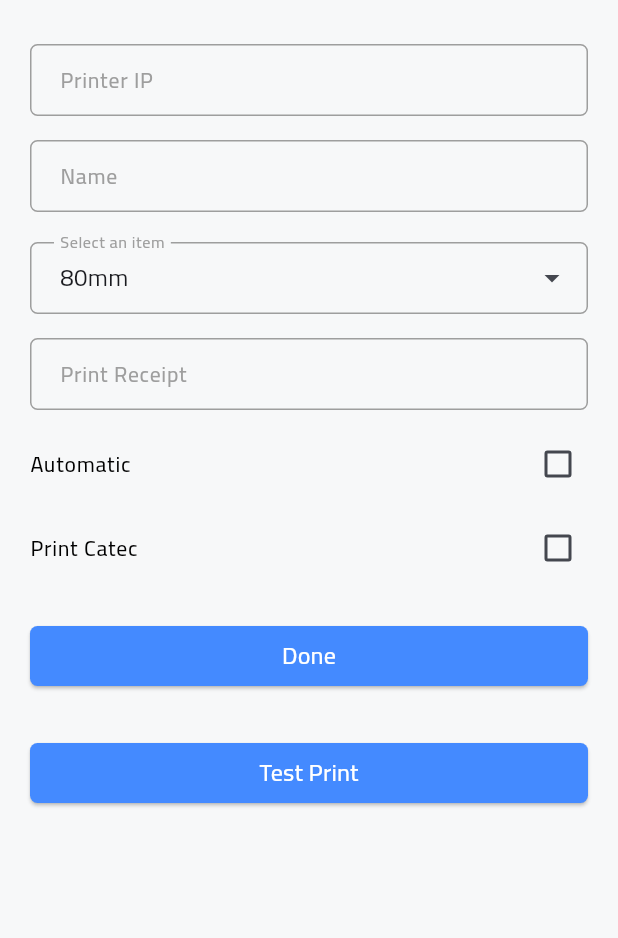
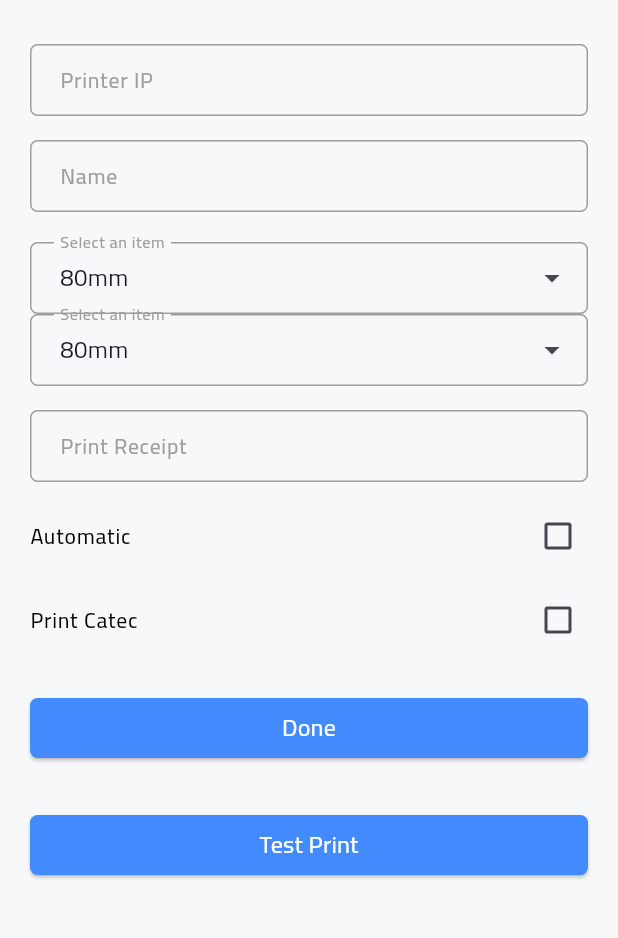
Before and after one commit to a-saber/Maly-POS, a Flutter app: the AddIpPrinterView screen opened by its route, on a phone screen of 412 x 824 dp, the part 70-1008 px from its top. Run offline on Flutter 3.47's test engine with Material 3 defaults, Android fonts, the phone set to English and light mode, and no system bars; drawn by our look-alikes of dropdown_search; our stand-ins replace animated_splash_screen, cached_network_image, connectivity_plus, dartz, device_info_plus, dio and 17 more; missing offline and left inert: async_searchable_dropdown, esc_pos_utils_plus, flutter_toastr, highlight_text, nearpay_flutter_sdk, pdfx and 2 more; accounts and stored records are empty; network calls fail; statements that could not run were skipped; key blocks and very long unbroken strings in the code were emptied for the run.

Commit message:
printer sunmi automatic

```diff
--- a/lib/core/constant/constant.dart
+++ b/lib/core/constant/constant.dart
@@ -1,3 +1,5 @@
+import 'package:device_info_plus/device_info_plus.dart';
+import 'package:flutter/foundation.dart' show kIsWeb;
 import 'package:flutter/material.dart';
 import 'package:pos_app/core/api/api_keys.dart';
 import 'package:pos_app/core/cache/custom_user_hive_box.dart';
@@ -271,6 +273,7 @@ class AppConstant {
         ),
       ];
 
+
   // 'purchase', 'sale', 'sale_return', 'purchase_return', 'wastage'
   static List<TypeOfMovementModel> typeOfMovements(context) => [
         TypeOfMovementModel(
--- a/lib/features/printer/view/addipprinter_view.dart
+++ b/lib/features/printer/view/addipprinter_view.dart
@@ -126,6 +126,16 @@ class _PrinterOptions extends StatelessWidget {
           validator: (value) =>
               MyFormValidators.validateRequired(value, context: context),
         ),
+        CustomDropdown<String>(
+          value: cubit.paperSize,
+          items: cubit.paperSizes,
+          onChanged: cubit.changePaperSize,
+          builder: (item) =>
+              Text(item ?? '', style: const TextStyle(fontSize: 16)),
+          validator: (value) =>
+              MyFormValidators.validateRequired(value, context: context),
+        ),
+
         const SizedBox(height: 16),
         CustomFormField(
           controller: cubit.printReceiptController,
--- a/pubspec.yaml
+++ b/pubspec.yaml
@@ -70,6 +70,7 @@ dependencies:
       url: https://github.com/nearpayio/nearpay-flutter-sdk.git
       ref: v1-google
   connectivity_plus: ^4.0.2
+  device_info_plus: ^10.1.2
 
   # timezone:
   # geolocator:
```
Also changed, not shown: lib/core/helper/printer_helper.dart (+18 -0 lines), lib/core/invoice/sales_invoices_pdf_80.dart (+42 -6 lines), lib/features/printer/view/add_printer_view.dart (+3 -6 lines), lib/features/selling_point/view/widget/custom_selling_point_card_button.dart (+19 -4 lines), pubspec.lock.
